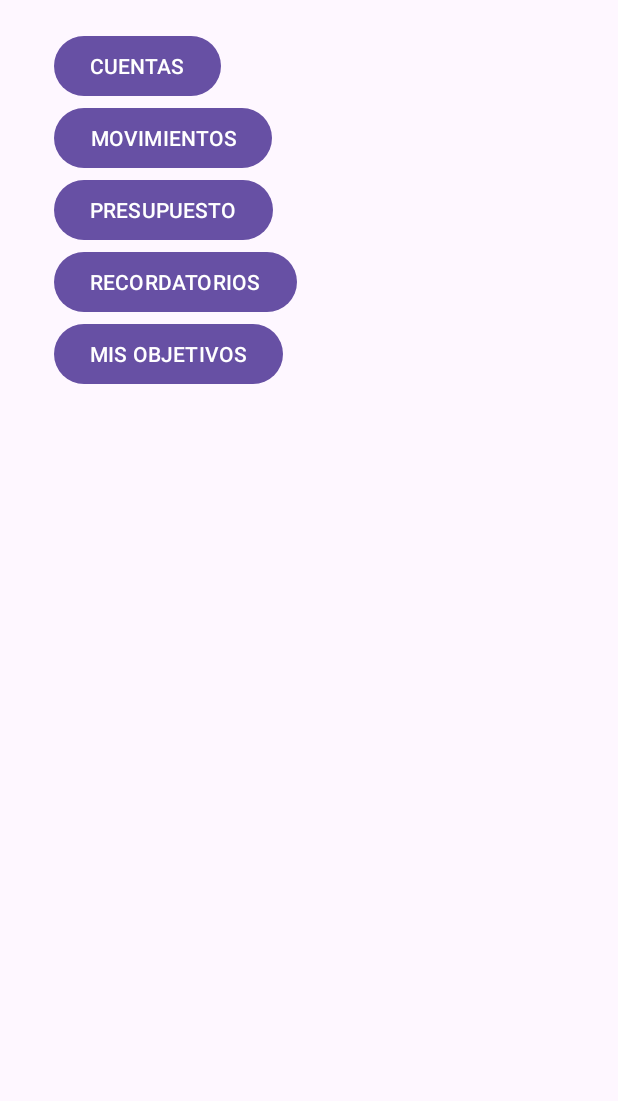
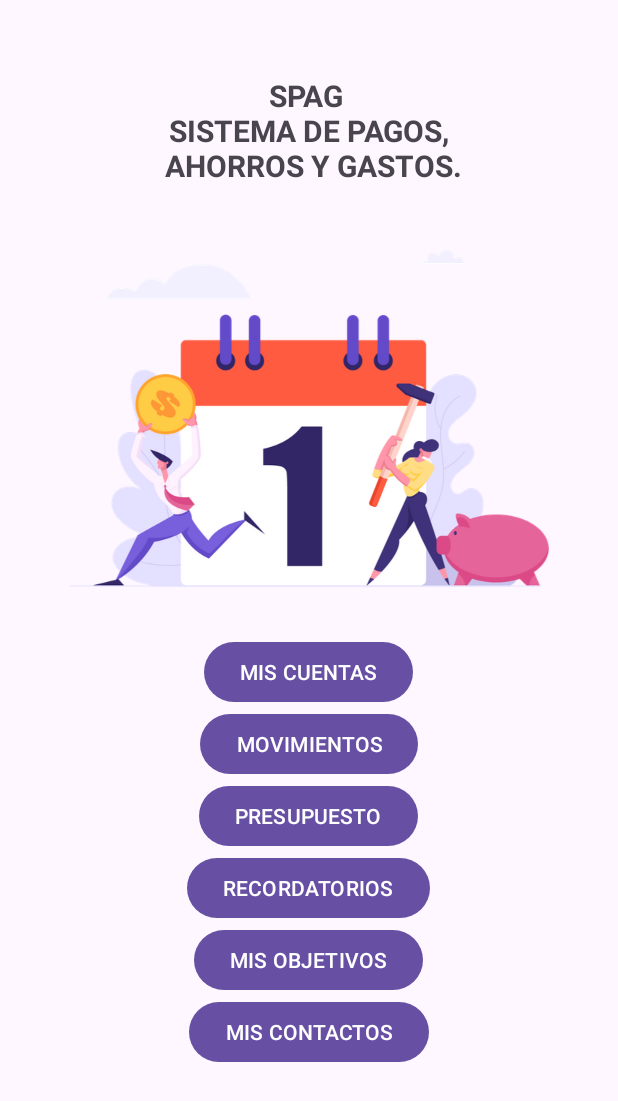
Before and after one commit to AndreaLaruta/agendafinanciera, an Android app: the screen it shows after launch (MainActivity), on a phone screen of 412 x 824 dp. Shown: the top 1101 px of the screen. Run offline under Robolectric (Android 15) with nearby library versions, the light colour scheme and no system bars.

Commit message:
Se agrega contacto y se pone presentable el main.

```diff
--- a/app/src/main/AndroidManifest.xml
+++ b/app/src/main/AndroidManifest.xml
@@ -12,6 +12,9 @@
         android:supportsRtl="true"
         android:theme="@style/Theme.SPAG"
         tools:targetApi="31">
+        <activity
+            android:name=".Presentacion.PContacto"
+            android:exported="false" />
         <activity
             android:name=".Presentacion.PRegistrarMovimiento"
             android:exported="false" />
--- a/app/src/main/java/com/andreap/spag/Presentacion/PCuentaActivity.java
+++ b/app/src/main/java/com/andreap/spag/Presentacion/PCuentaActivity.java
@@ -154,4 +154,5 @@ public class PCuentaActivity extends AppCompatActivity implements IPresentacion{
     }
 
 
+
 }
--- a/app/src/main/res/layout/activity_cuenta.xml
+++ b/app/src/main/res/layout/activity_cuenta.xml
@@ -35,8 +35,6 @@
             android:inputType="number" />
 
     </LinearLayout>
-
-
 
 
     <LinearLayout
--- a/app/src/main/res/layout/activity_main.xml
+++ b/app/src/main/res/layout/activity_main.xml
@@ -9,11 +9,36 @@
     android:orientation="vertical"
     android:layout_margin="20dp">
 
+
+    <LinearLayout
+        android:layout_width="match_parent"
+        android:layout_height="wrap_content"
+        android:layout_margin="10dp"
+        android:orientation="horizontal"></LinearLayout>
+
+    <TextView
+        android:id="@+id/textView2"
+        android:layout_width="match_parent"
+        android:layout_height="wrap_content"
+        android:gravity="center"
+        android:textSize="20sp"
+        android:textStyle="bold"
+        android:layout_margin="10dp"
+        android:text="SPAG \n SISTEMA DE PAGOS, \n AHORROS Y GASTOS." />
+
+    <ImageView
+        android:id="@+id/imageView"
+        android:layout_width="wrap_content"
+        android:layout_height="270dp"
+        android:layout_margin="10dp"
+        app:srcCompat="@drawable/loanpayment" />
+
     <Button
         android:id="@+id/button_cuenta"
         android:layout_width="wrap_content"
         android:layout_height="wrap_content"
-        android:text="CUENTAS" />
+        android:layout_gravity="center"
+        android:text="MIS CUENTAS" />
 
     <Button
         android:id="@+id/button_movimiento"
@@ -21,6 +46,7 @@
         android:layout_height="wrap_content"
         android:drawablePadding="4dp"
         android:drawableTint="#ff0000"
+        android:layout_gravity="center"
         android:text="MOVIMIENTOS" />
 
     <Button
@@ -29,6 +55,7 @@
         android:layout_height="wrap_content"
         android:drawablePadding="4dp"
         android:drawableTint="#ff0000"
+        android:layout_gravity="center"
         android:text="PRESUPUESTO" />
 
     <Button
@@ -37,6 +64,7 @@
         android:layout_height="wrap_content"
         android:drawablePadding="4dp"
         android:drawableTint="#ff0000"
+        android:layout_gravity="center"
         android:text="RECORDATORIOS" />
 
     <Button
@@ -44,6 +72,16 @@
         android:layout_width="wrap_content"
         android:layout_height="wrap_content"
         android:drawablePadding="4dp"
+        android:layout_gravity="center"
         android:drawableTint="#ff0000"
         android:text="MIS OBJETIVOS" />
+
+    <Button
+        android:id="@+id/button_contactos"
+        android:layout_width="wrap_content"
+        android:layout_height="wrap_content"
+        android:drawablePadding="4dp"
+        android:drawableTint="#ff0000"
+        android:layout_gravity="center"
+        android:text="MIS CONTACTOS" />
 </LinearLayout>
```
Also changed, not shown: app/src/main/java/com/andreap/spag/Presentacion/PContacto.java (added, +16 -0 lines), app/src/main/res/layout/activity_contacto.xml (added, +44 -0 lines), app/src/main/res/drawable-v24/loanpayment.png (added).
